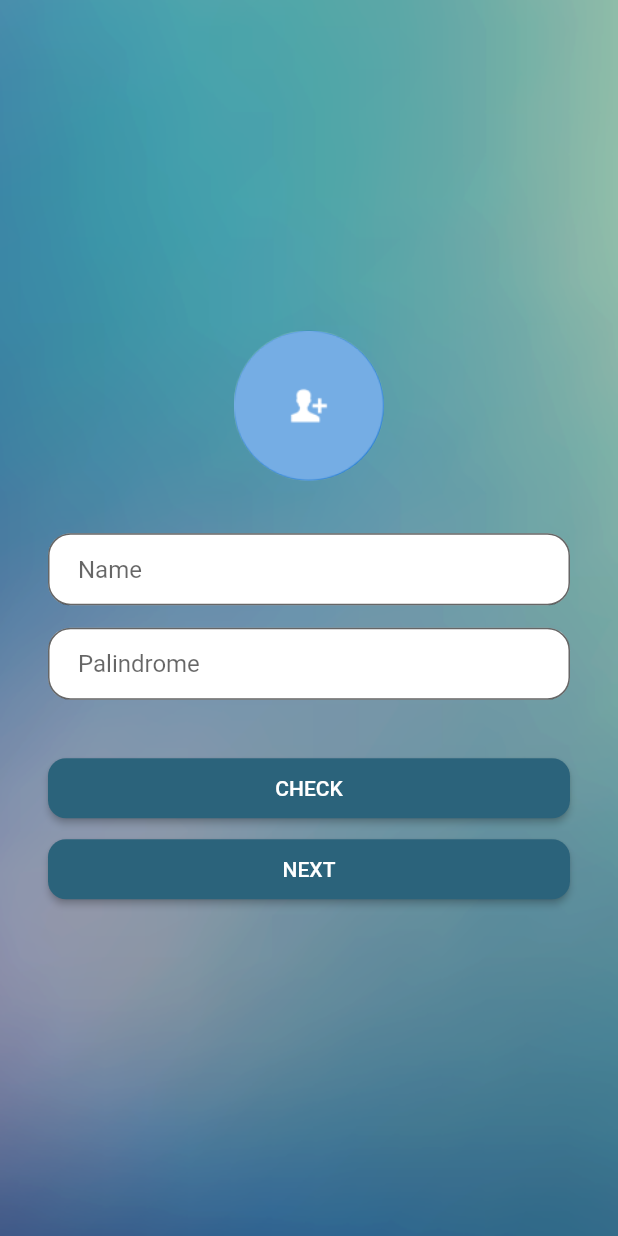
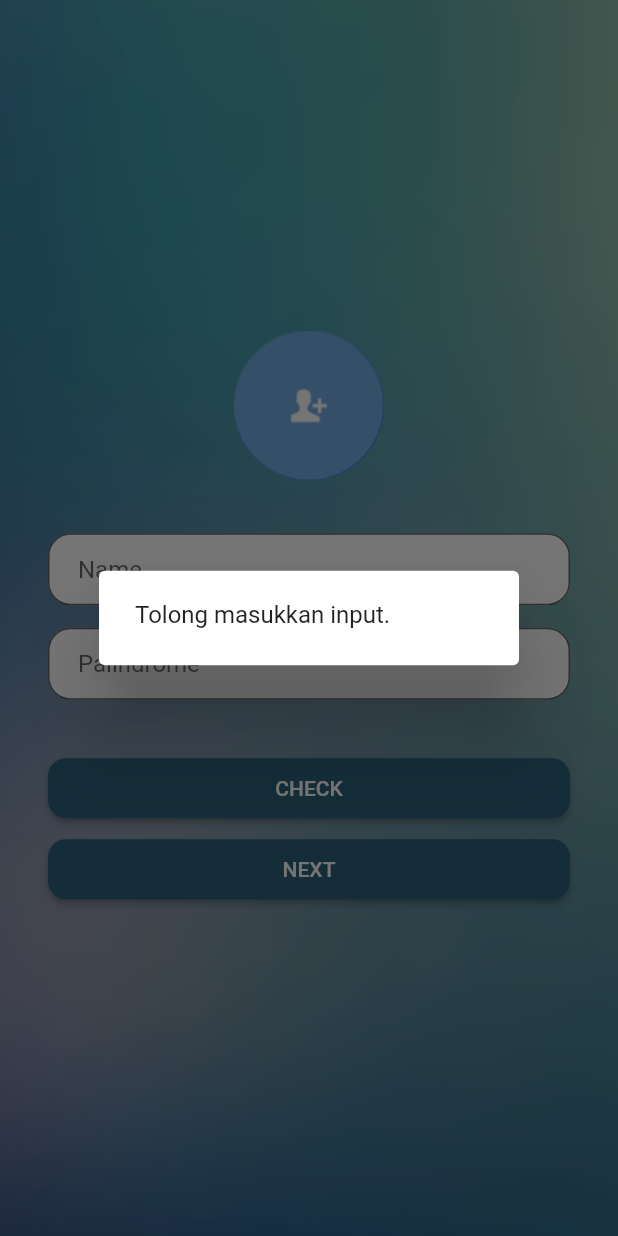
Before and after one commit to Kakaranara/Suitmedia-Exam, a Flutter app: the screen it shows after launch, after a tap on "CHECK", on a phone screen of 412 x 824 dp. Run offline on Flutter 3.47's test engine with Material 2 defaults, Android fonts, the phone set to English and light mode, and no system bars; our stand-ins replace bloc, flutter_bloc.

Commit message:
palindrome check success

```diff
--- a/lib/first.dart
+++ b/lib/first.dart
@@ -11,6 +11,25 @@ class FirstScreen extends StatefulWidget {
 class _FirstScreenState extends State<FirstScreen> {
   final stringController = TextEditingController();
   final palingdrome = TextEditingController();
+
+  void isPalindrome({required String value}) {
+    String data = value.replaceAll(" ", "");
+    List listAnswer = [];
+    for (int i = data.length - 1; i >= 0; i--) {
+      listAnswer.add(data[i]);
+    }
+    String answer = listAnswer.join();
+    String content = answer.isEmpty
+        ? "Tolong masukkan input."
+        : answer == data
+            ? "Yes, it's Palindrome"
+            : "Not Palindrome";
+    showDialog(
+        context: context,
+        builder: (cont) => AlertDialog(
+              content: Text(content),
+            ));
+  }
 
   @override
   Widget build(BuildContext context) {
@@ -34,7 +53,11 @@ class _FirstScreenState extends State<FirstScreen> {
                   _space(),
                   _inputTempate(controller: palingdrome, name: "Palindrome"),
                   _hugeSpace(),
-                  _button(text: "CHECK", onpress: () {}),
+                  _button(
+                      text: "CHECK",
+                      onpress: () {
+                        isPalindrome(value: palingdrome.text);
+                      }),
                   _lilSpace(),
                   _button(
                       text: "NEXT",
```
